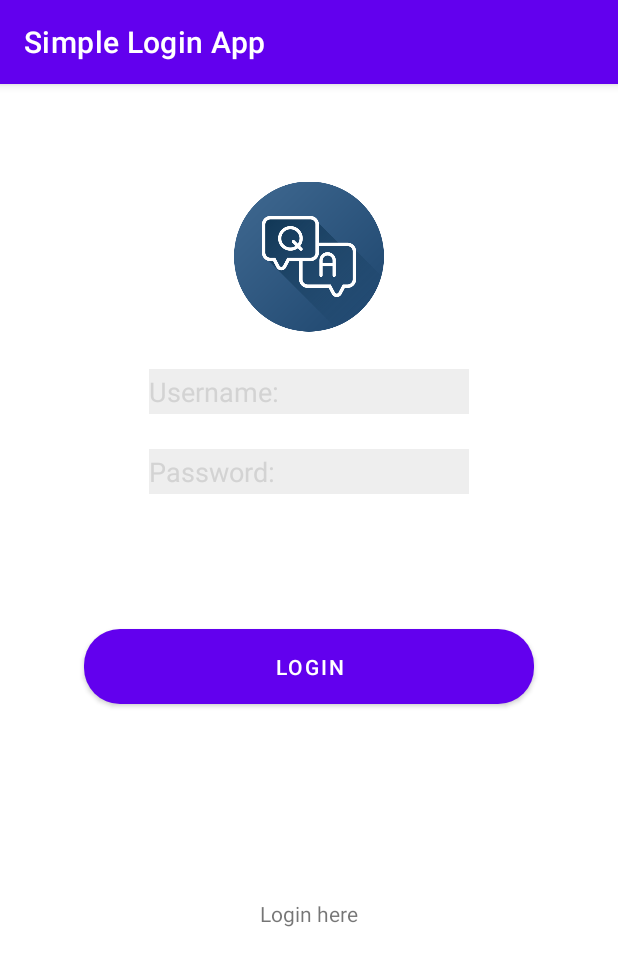
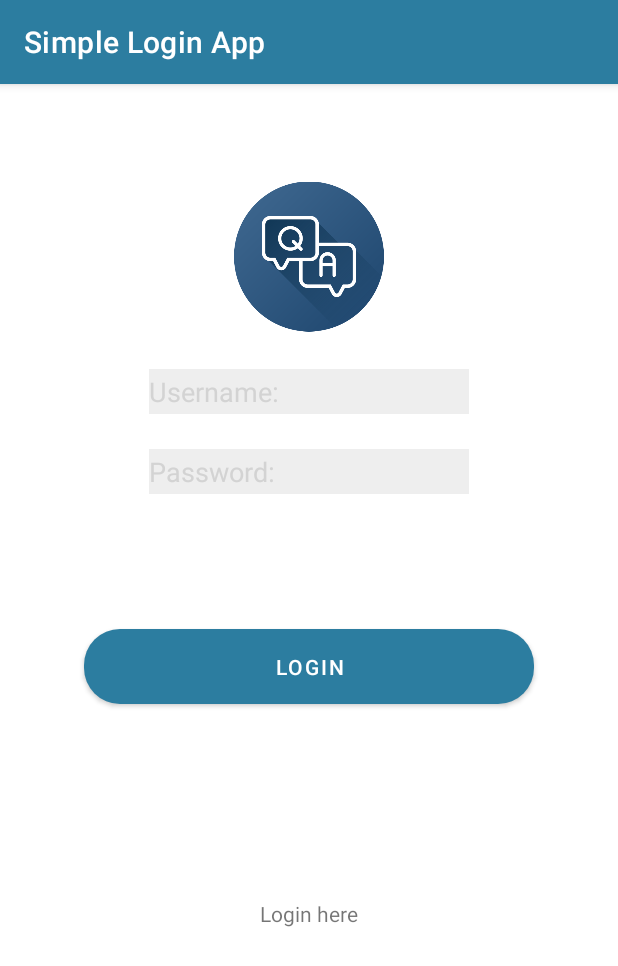
Before and after one commit to tstikic/SimpleApp, an Android app: the screen it shows after launch (LoginActivity), on a phone screen of 412 x 824 dp. Shown: the top 966 px of the screen. Run offline under Robolectric (Android 15) with nearby library versions, the phone set to English and light mode, and no system bars.

Commit message:
Update colors

```diff
--- a/app/src/main/res/values/colors.xml
+++ b/app/src/main/res/values/colors.xml
@@ -1,8 +1,8 @@
 <?xml version="1.0" encoding="utf-8"?>
 <resources>
-    <color name="purple_200">#FFBB86FC</color>
-    <color name="purple_500">#FF6200EE</color>
-    <color name="purple_700">#FF3700B3</color>
+    <color name="purple_200">#013a63</color>
+    <color name="purple_500">#2c7da0</color>
+    <color name="purple_700">#013a63</color>
     <color name="teal_200">#FF03DAC5</color>
     <color name="teal_700">#FF018786</color>
     <color name="black">#FF000000</color>
```
